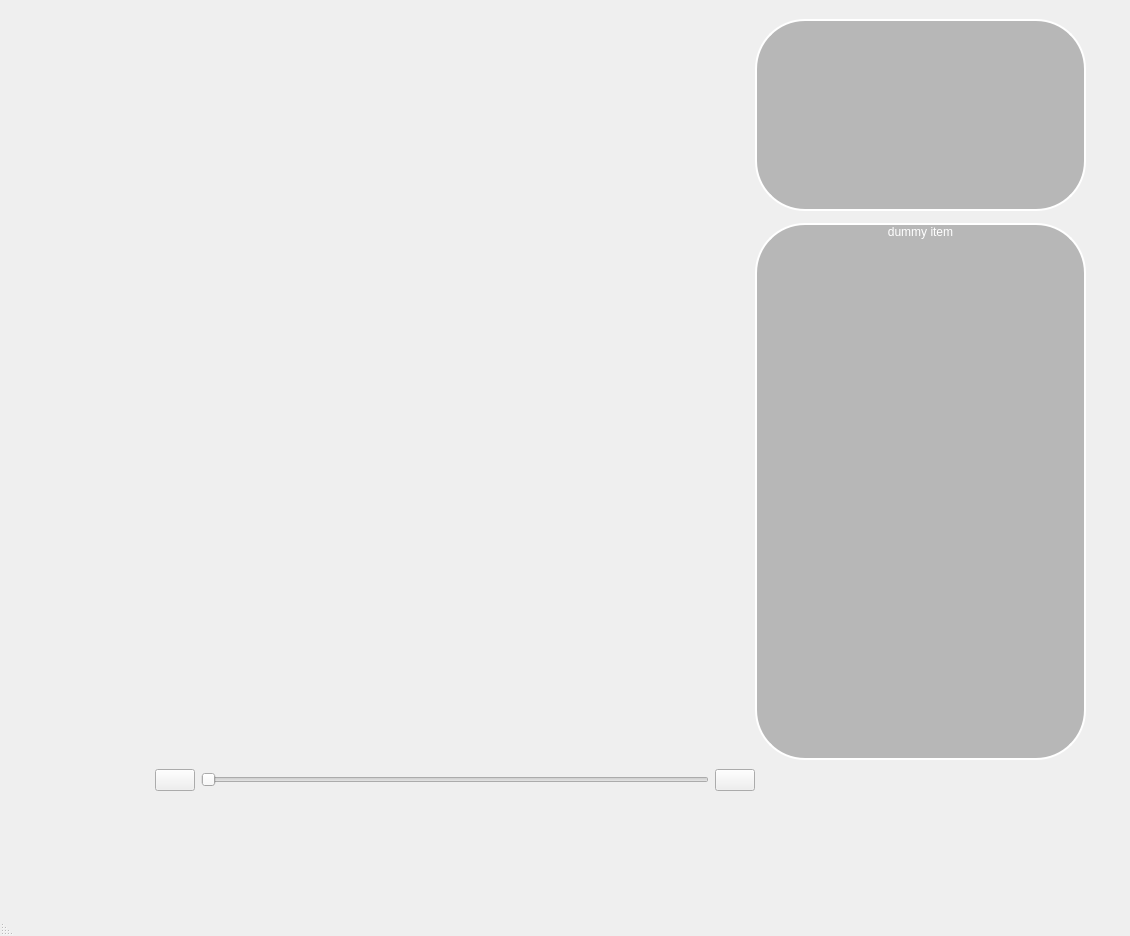
First picture: the form in ui/main_page.ui, repository incremen/CyberMusicStreaming, before the edit.
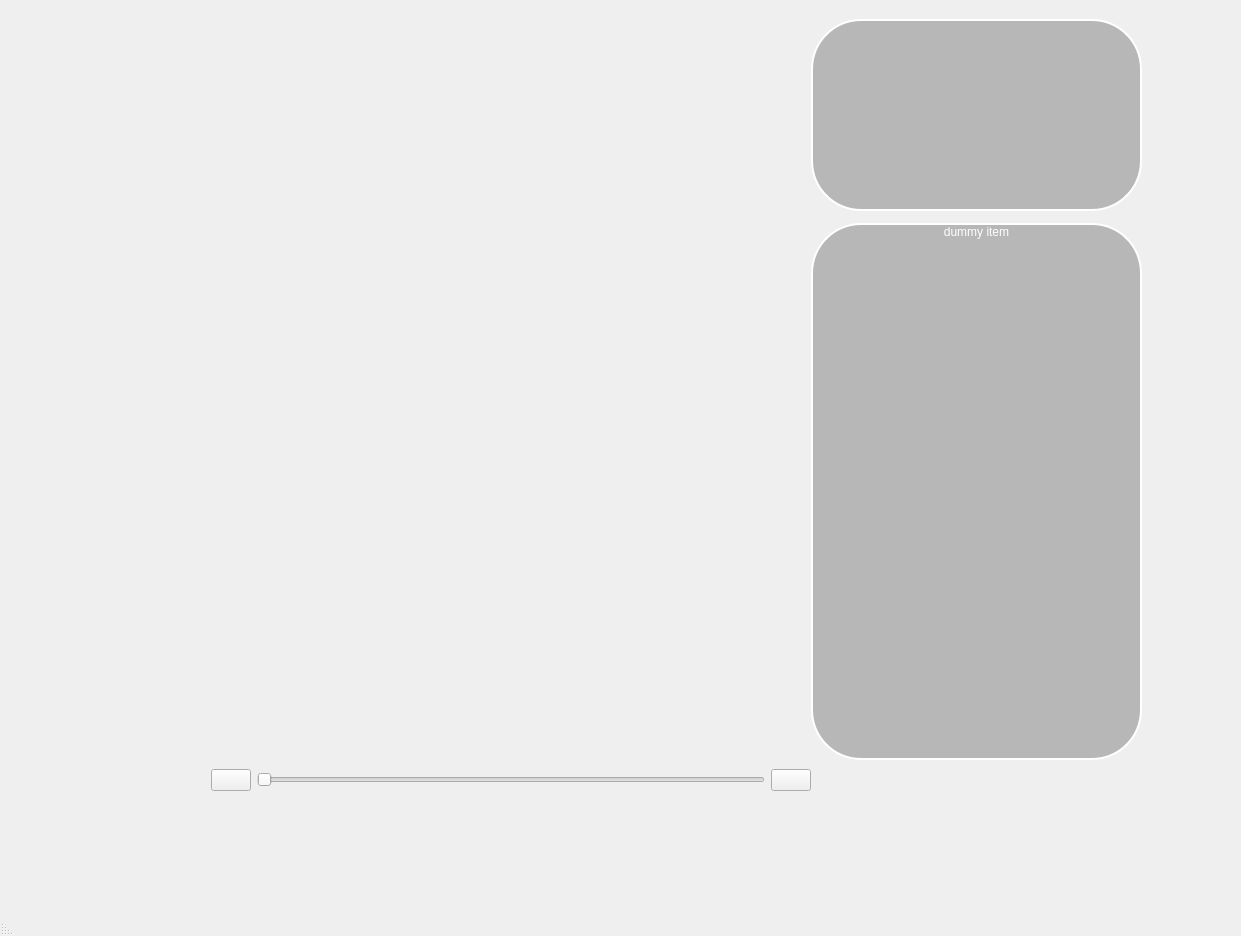
Second picture: the form after the edit. Icons and pictures are not drawn.

Commit message: song_grid was rlly small for some reason so i made it big again

```diff
--- a/ui/main_page.ui
+++ b/ui/main_page.ui
@@ -6,7 +6,7 @@
    <rect>
     <x>0</x>
     <y>0</y>
-    <width>1130</width>
+    <width>1241</width>
     <height>936</height>
    </rect>
   </property>
@@ -64,10 +64,10 @@
       <widget class="QWidget" name="gridLayoutWidget">
        <property name="geometry">
         <rect>
-         <x>70</x>
+         <x>40</x>
          <y>10</y>
-         <width>2</width>
-         <height>2</height>
+         <width>651</width>
+         <height>541</height>
         </rect>
        </property>
        <layout class="QGridLayout" name="song_grid"/>
```
Left out of the diff: 2 changed lines with no effect on the pictures. The commit also changes 1 other file.
